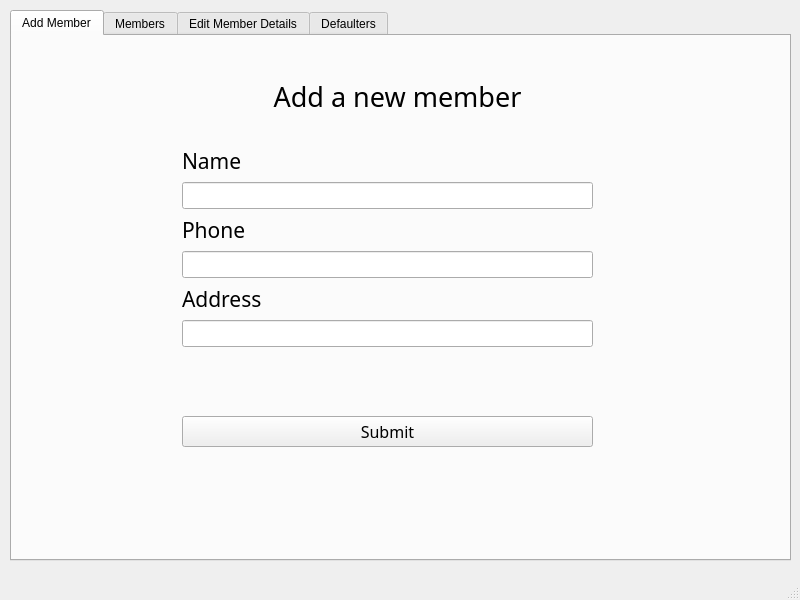
Before: the Qt Designer form ui/Member Window.ui in amazinglySK/lms-400, drawn with Qt 5.
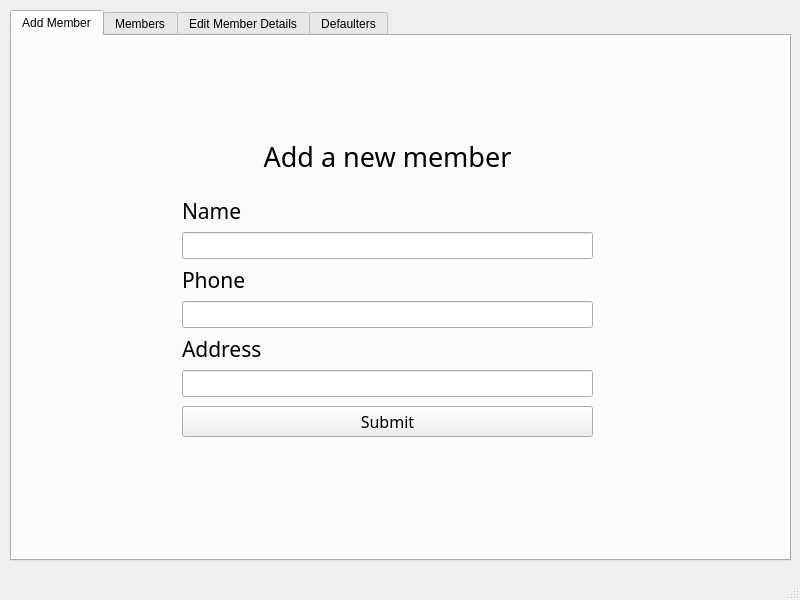
After: the same form once the commit is applied. The open tabs and pages were chosen to show the change.

What changed in the file:
```diff
--- a/ui/Member Window.ui
+++ b/ui/Member Window.ui
@@ -34,9 +34,9 @@
       <property name="geometry">
        <rect>
         <x>170</x>
-        <y>110</y>
+        <y>160</y>
         <width>411</width>
-        <height>301</height>
+        <height>241</height>
        </rect>
       </property>
       <layout class="QVBoxLayout" name="verticalLayout">
@@ -131,8 +131,8 @@
      <widget class="QLabel" name="label_4">
       <property name="geometry">
        <rect>
-        <x>260</x>
-        <y>40</y>
+        <x>250</x>
+        <y>100</y>
         <width>251</width>
         <height>41</height>
        </rect>
```
Left out of the diff: 12 changed lines with no effect on the pictures.
